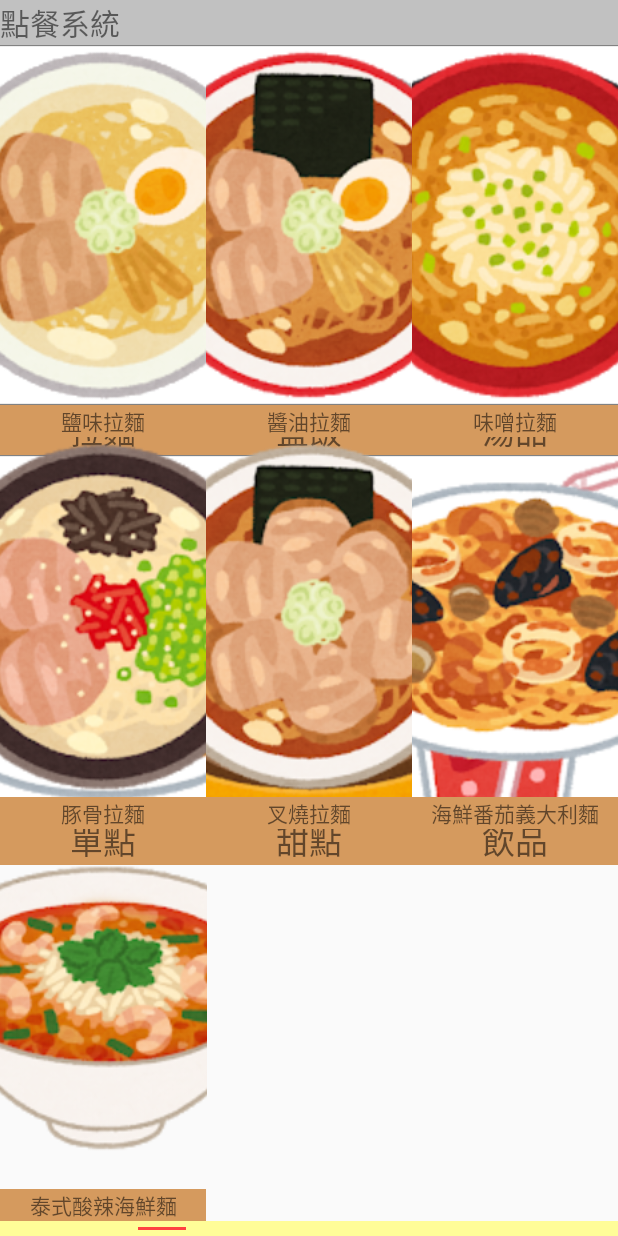
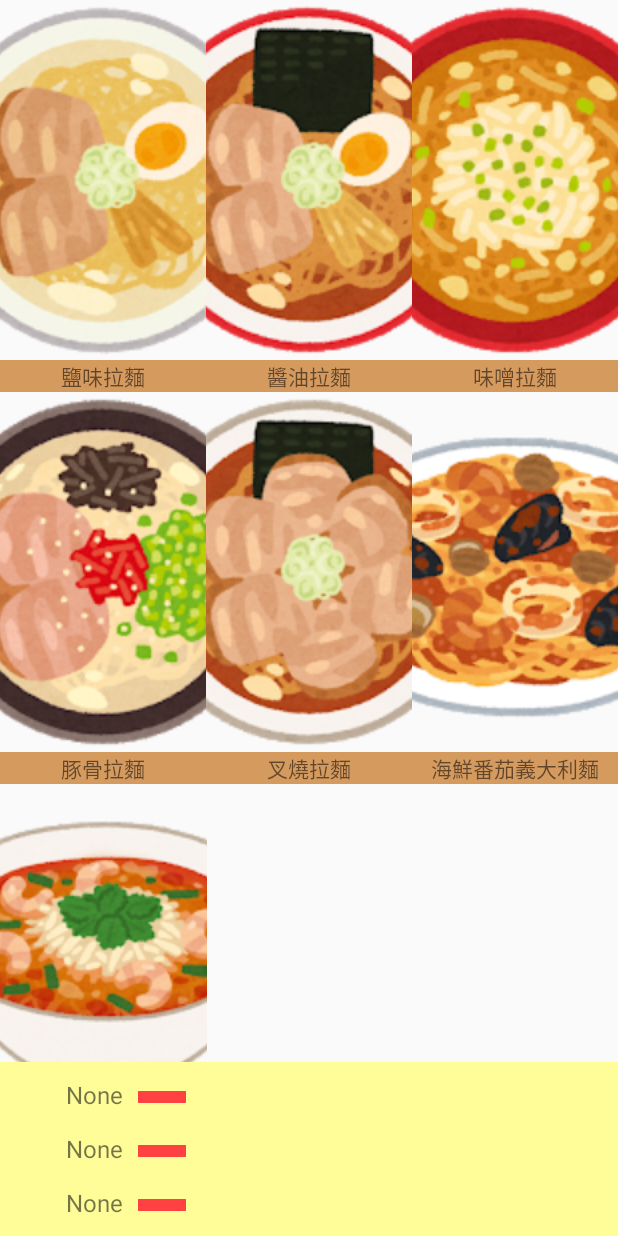
Before and after one commit to kevinbk11/OrderSystem, an Android app: the screen it shows after launch (MainActivity), on a phone screen of 412 x 824 dp. Run offline under Robolectric (Android 15) with nearby library versions, the light colour scheme and no system bars.

Commit message:
Second page layout is done

```diff
--- a/app/src/main/AndroidManifest.xml
+++ b/app/src/main/AndroidManifest.xml
@@ -9,7 +9,9 @@
             android:label="test"
             android:roundIcon="@mipmap/ic_launcher_round"
             android:supportsRtl="true"
-            android:theme= "@style/AppTheme.NoActionBar">
+            android:theme="@style/AppTheme.NoActionBar">
+        <activity android:name=".Page2">
+        </activity>
         <activity android:name=".Test">
         </activity>
         <activity
--- a/app/src/main/java/com/example/tuna/MainActivity.kt
+++ b/app/src/main/java/com/example/tuna/MainActivity.kt
@@ -2,14 +2,13 @@
 
 import FoodClass.Food1Page.*
 import android.content.Context
+import android.content.DialogInterface
 import android.content.Intent
 import android.os.Bundle
 import android.view.View
 import android.view.ViewGroup
-import android.widget.Button
-import android.widget.ImageButton
-import android.widget.TextView
-import android.widget.Toast
+import android.widget.*
+import androidx.appcompat.app.AlertDialog
 import androidx.appcompat.app.AppCompatActivity
 import androidx.core.view.marginTop
 import kotlinx.android.synthetic.main.activity_main.*
@@ -23,6 +22,7 @@
         A.text="None"
         B.text="None"
         C.text="None"
+        setContentView(R.layout.activity_page2)
         /*val alertDialog = AlertDialog.Builder(this@MainActivity)
         alertDialog.setTitle("輸入桌號")
         val input = EditText(this)
--- a/app/src/main/java/com/example/tuna/Test.kt
+++ b/app/src/main/java/com/example/tuna/Page2.kt
@@ -1,26 +1,21 @@
 package com.example.tuna
 
-import FoodClass.Food1Page.Food1
-import FoodClass.Food1Page.Food2
-import FoodClass.Food1Page.Food3
+import FoodClass.Food1Page.*
+import androidx.appcompat.app.AppCompatActivity
 import android.os.Bundle
-import android.util.Log
 import android.view.View
 import android.widget.Toast
-import androidx.appcompat.app.AppCompatActivity
+import deleteInterface.deleteListItem
 import kotlinx.android.synthetic.main.activity_main.*
-import kotlinx.android.synthetic.main.activity_test.*
-import kotlinx.android.synthetic.main.activity_test.*
-import kotlinx.android.synthetic.main.activity_test.*
-import deleteInterface.deleteListItem
-class Test : AppCompatActivity(),deleteListItem{
+
+class Page2 : AppCompatActivity(), deleteListItem {
 
     override fun onCreate(savedInstanceState: Bundle?) {
         super.onCreate(savedInstanceState)
-        setContentView(R.layout.activity_test)
-        val bundle = intent.extras
+        setContentView(R.layout.activity_page2)
+        /*val bundle = intent.extras
         var S=bundle?.getString("num")
-        A.text=S
+        A.text=S*/
     }
     var foodArr= arrayOf(Food1, Food2, Food3)
     fun make1(view: View)
--- a/app/src/main/java/deleteInterface/deleteListItem.kt
+++ b/app/src/main/java/deleteInterface/deleteListItem.kt
@@ -7,6 +7,7 @@ import FoodClass.Food1Page.Food3
 import android.widget.TextView
 
 interface deleteListItem {
+
     fun delete(textView: TextView?)
     {
         var foodArr= arrayOf(Food1, Food2, Food3)
--- a/app/src/main/res/layout/activity_main.xml
+++ b/app/src/main/res/layout/activity_main.xml
@@ -99,103 +99,7 @@
                     </LinearLayout>
                 </LinearLayout>
             </ScrollView>
-            <!--⋏⋏⋏⋏⋏拉麵選單⋏⋏⋏⋏⋏-->
-            <ScrollView
-                    style="@style/max_width_style"
-                    android:scrollbarStyle="insideOverlay"
-                    android:scrollbars="vertical"
-                    tools:layout_editor_absoluteY="2dp"
-                    tools:layout_editor_absoluteX="2dp">
-                <LinearLayout style="@style/max_width_style"
-                              android:orientation="vertical">
-                    <!--第一行圖示-->
-                    <LinearLayout style="@style/max_width_style">
 
-                        <ImageButton style="@style/MenuBtn_style"
-                                     android:id="@+id/nd_1"
-                                     android:src="@drawable/nd_1"
-                                     android:clickable="true" android:focusable="true"/>
-
-                        <ImageButton style="@style/MenuBtn_style"
-                                     android:id="@+id/nd_2"
-                                     android:src="@drawable/nd_2"
-                                     android:clickable="true" android:focusable="true"/>
-
-                        <ImageButton style="@style/MenuBtn_style"
-                                     android:id="@+id/nd_3"
-                                     android:src="@drawable/nd_3"
-                                     android:clickable="true" android:focusable="true"/>
-
-                    </LinearLayout>
-                    <!--第一行名稱-->
-                    <LinearLayout style="@style/max_width_style">
-
-                        <TextView style="@style/MenuLittle_Text_style"
-                                  android:text="@string/nd_1"/>
-
-                        <TextView style="@style/MenuLittle_Text_style"
-                                  android:text="@string/nd_2"/>
-
-                        <TextView style="@style/MenuLittle_Text_style"
-                                  android:text="@string/nd_3"/>
-
-                    </LinearLayout>
-                    <!--第二行圖示-->
-                    <LinearLayout style="@style/max_width_style">
-
-                        <ImageButton style="@style/MenuBtn_style"
-                                     android:id="@+id/nd_4"
-                                     android:src="@drawable/nd_4"
-                                     android:clickable="true" android:focusable="true"/>
-
-                        <ImageButton style="@style/MenuBtn_style"
-                                     android:id="@+id/nd_5"
-                                     android:src="@drawable/nd_5"
-                                     android:clickable="true" android:focusable="true"/>
-
-                        <ImageButton style="@style/MenuBtn_style"
-                                     android:id="@+id/nd_6"
-                                     android:src="@drawable/nd_6"
-                                     android:clickable="true" android:focusable="true"/>
-
-                    </LinearLayout>
-                    <!--第二行名稱-->
-                    <LinearLayout style="@style/max_width_style">
-
-                        <TextView style="@style/MenuLittle_Text_style"
-                                  android:text="@string/nd_4"/>
-
-                        <TextView style="@style/MenuLittle_Text_style"
-                                  android:text="@string/nd_5"/>
-
-                        <TextView style="@style/MenuLittle_Text_style"
-                                  android:text="@string/nd_6"/>
-
-                    </LinearLayout>
-                    <!--第三行圖示-->
-                    <LinearLayout style="@style/max_width_style">
-
-                        <ImageButton style="@style/MenuBtn_style"
-                                     android:id="@+id/nd_7"
-                                     android:src="@drawable/nd_7"
-                                     android:clickable="true" android:focusable="true"/>
-                        <TextView android:layout_width="0dp"
-                                  android:layout_height="0dp"
-                                  android:layout_weight="2"/>
-                    </LinearLayout>
-                    <!--第三行名稱-->
-                    <LinearLayout style="@style/max_width_style">
-
-                        <TextView style="@style/MenuLittle_Text_style"
-                                  android:text="@string/nd_7"/>
-
-                        <TextView android:layout_width="0dp"
-                                  android:layout_height="0dp"
-                                  android:layout_weight="2"/>
-
-                    </LinearLayout>
-                </LinearLayout>
-            </ScrollView>
 
 
 
--- /dev/null
+++ b/app/src/main/res/layout/activity_page2.xml
@@ -0,0 +1,155 @@
+<?xml version="1.0" encoding="utf-8"?>
+<androidx.constraintlayout.widget.ConstraintLayout
+        xmlns:android="http://schemas.android.com/apk/res/android"
+        xmlns:tools="http://schemas.android.com/tools"
+        xmlns:app="http://schemas.android.com/apk/res-auto"
+        android:layout_width="match_parent"
+        android:layout_height="match_parent"
+        tools:context=".Page2">
+    <RelativeLayout android:layout_width="match_parent"
+                    android:layout_height="wrap_content">
+        <!--⋏⋏⋏⋏⋏拉麵選單⋏⋏⋏⋏⋏-->
+        <ScrollView
+                style="@style/max_width_style"
+                android:scrollbarStyle="insideOverlay"
+                android:scrollbars="vertical"
+                tools:layout_editor_absoluteY="2dp"
+                tools:layout_editor_absoluteX="2dp">
+            <LinearLayout style="@style/max_width_style"
+                          android:orientation="vertical">
+                <!--第一行圖示-->
+                <LinearLayout style="@style/max_width_style">
+
+                    <ImageButton style="@style/MenuBtn_style"
+                                 android:id="@+id/nd_1"
+                                 android:src="@drawable/nd_1"
+                                 android:clickable="true" android:focusable="true"/>
+
+                    <ImageButton style="@style/MenuBtn_style"
+                                 android:id="@+id/nd_2"
+                                 android:src="@drawable/nd_2"
+                                 android:clickable="true" android:focusable="true"/>
+
+                    <ImageButton style="@style/MenuBtn_style"
+                                 android:id="@+id/nd_3"
+                                 android:src="@drawable/nd_3"
+                                 android:clickable="true" android:focusable="true"/>
+
+                </LinearLayout>
+                <!--第一行名稱-->
+                <LinearLayout style="@style/max_width_style">
+
+                    <TextView style="@style/MenuLittle_Text_style"
+                              android:text="@string/nd_1"/>
+
+                    <TextView style="@style/MenuLittle_Text_style"
+                              android:text="@string/nd_2"/>
+
+                    <TextView style="@style/MenuLittle_Text_style"
+                              android:text="@string/nd_3"/>
+
+                </LinearLayout>
+                <!--第二行圖示-->
+                <LinearLayout style="@style/max_width_style">
+
+                    <ImageButton style="@style/MenuBtn_style"
+                                 android:id="@+id/nd_4"
+                                 android:src="@drawable/nd_4"
+                                 android:clickable="true" android:focusable="true"/>
+
+                    <ImageButton style="@style/MenuBtn_style"
+                                 android:id="@+id/nd_5"
+                                 android:src="@drawable/nd_5"
+                                 android:clickable="true" android:focusable="true"/>
+
+                    <ImageButton style="@style/MenuBtn_style"
+                                 android:id="@+id/nd_6"
+                                 android:src="@drawable/nd_6"
+                                 android:clickable="true" android:focusable="true"/>
+
+                </LinearLayout>
+                <!--第二行名稱-->
+                <LinearLayout style="@style/max_width_style">
+
+                    <TextView style="@style/MenuLittle_Text_style"
+                              android:text="@string/nd_4"/>
+
+                    <TextView style="@style/MenuLittle_Text_style"
+                              android:text="@string/nd_5"/>
+
+                    <TextView style="@style/MenuLittle_Text_style"
+                              android:text="@string/nd_6"/>
+
+                </LinearLayout>
+                <!--第三行圖示-->
+                <LinearLayout style="@style/max_width_style">
+
+                    <ImageButton style="@style/MenuBtn_style"
+                                 android:id="@+id/nd_7"
+                                 android:src="@drawable/nd_7"
+                                 android:clickable="true" android:focusable="true"/>
+                    <TextView android:layout_width="0dp"
+                              android:layout_height="0dp"
+                              android:layout_weight="2"/>
+                </LinearLayout>
+                <!--第三行名稱-->
+                <LinearLayout style="@style/max_width_style">
+
+                    <TextView style="@style/MenuLittle_Text_style"
+                              android:text="@string/nd_7"/>
+
+                    <TextView android:layout_width="0dp"
+                              android:layout_height="0dp"
+                              android:layout_weight="2"/>
+
+                </LinearLayout>
+            </LinearLayout>
+        </ScrollView>
+
+    </RelativeLayout>
+    <!--⋏⋏⋏⋏⋏⋏⋏⋏⋏⋏點餐清單⋏⋏⋏⋏⋏⋏⋏⋏⋏⋏-->
+    <RelativeLayout style="@style/max_width_style">
+        <LinearLayout style="@style/max_width_style"
+                      android:layout_alignParentBottom="true"
+                      android:background="#fffd98">
+            <!--點餐數量-->
+            <LinearLayout android:layout_width="wrap_content"
+                          android:layout_height="wrap_content"
+                          android:orientation="vertical"
+                          android:paddingHorizontal ="10dp"
+                          android:paddingVertical = "4dp">
+                <TextView
+                        style="@style/Amount_food"
+                        android:id="@+id/A"/>
+                <TextView
+                        style="@style/Amount_food"
+                        android:id="@+id/B"/>
+                <TextView
+                        style="@style/Amount_food"
+                        android:id="@+id/C"/>
+            </LinearLayout>
+            <!--減少按鈕-->
+            <LinearLayout android:layout_width="wrap_content"
+                          android:layout_height="wrap_content"
+                          android:orientation="vertical"
+                          android:gravity="center"
+                          android:paddingVertical = "4dp">
+                <!--微調對齊文字-->
+                <ImageButton
+                        style="@style/Amount_delete"
+                        android:layout_marginTop="3dp"
+                        android:onClick="D1"
+                        android:id="@+id/A2"/>
+                <ImageButton
+                        style="@style/Amount_delete"
+                        android:onClick="D2"
+                        android:id="@+id/B2"/>
+                <ImageButton
+                        style="@style/Amount_delete"
+                        android:onClick="D3"
+                        android:id="@+id/C2"/>
+            </LinearLayout>
+        </LinearLayout>
+    </RelativeLayout>
+    <!--⋎⋎⋎⋎⋎⋎⋎⋎⋎⋎點餐清單⋎⋎⋎⋎⋎⋎⋎⋎⋎⋎-->
+</androidx.constraintlayout.widget.ConstraintLayout>
--- a/app/src/main/res/layout/activity_test.xml
+++ /dev/null
@@ -1,10 +0,0 @@
-<?xml version="1.0" encoding="utf-8"?>
-<androidx.constraintlayout.widget.ConstraintLayout
-        xmlns:android="http://schemas.android.com/apk/res/android"
-        xmlns:tools="http://schemas.android.com/tools"
-        xmlns:app="http://schemas.android.com/apk/res-auto"
-        android:layout_width="match_parent"
-        android:layout_height="match_parent"
-        tools:context=".Test">
-
-</androidx.constraintlayout.widget.ConstraintLayout>
```
